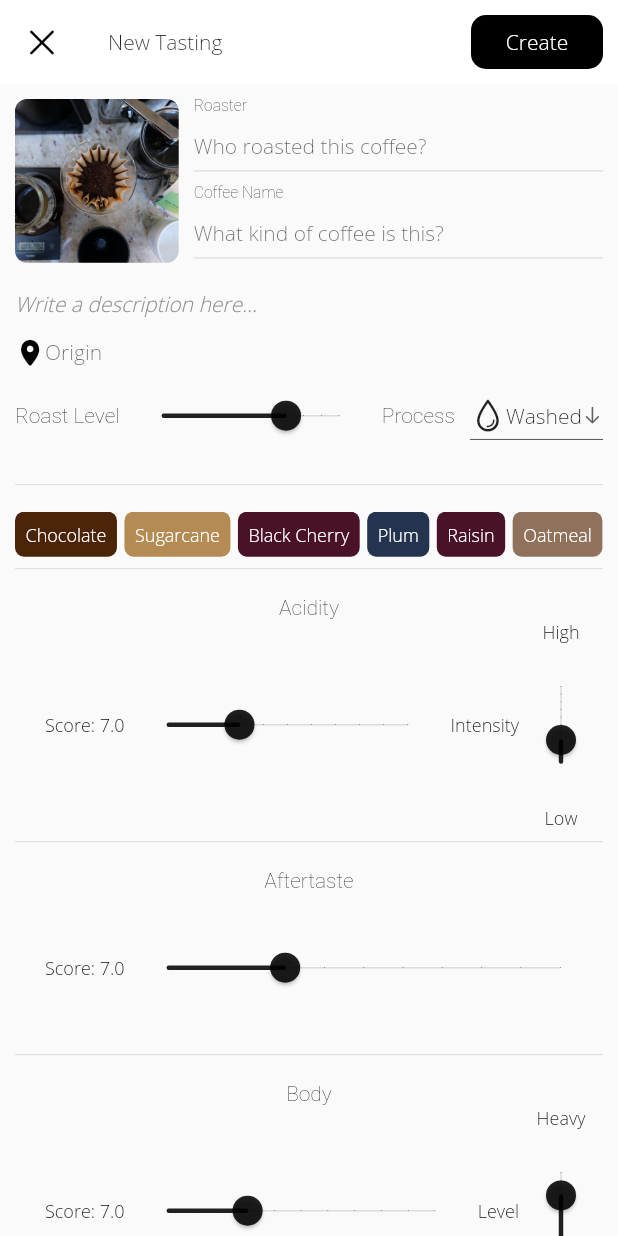
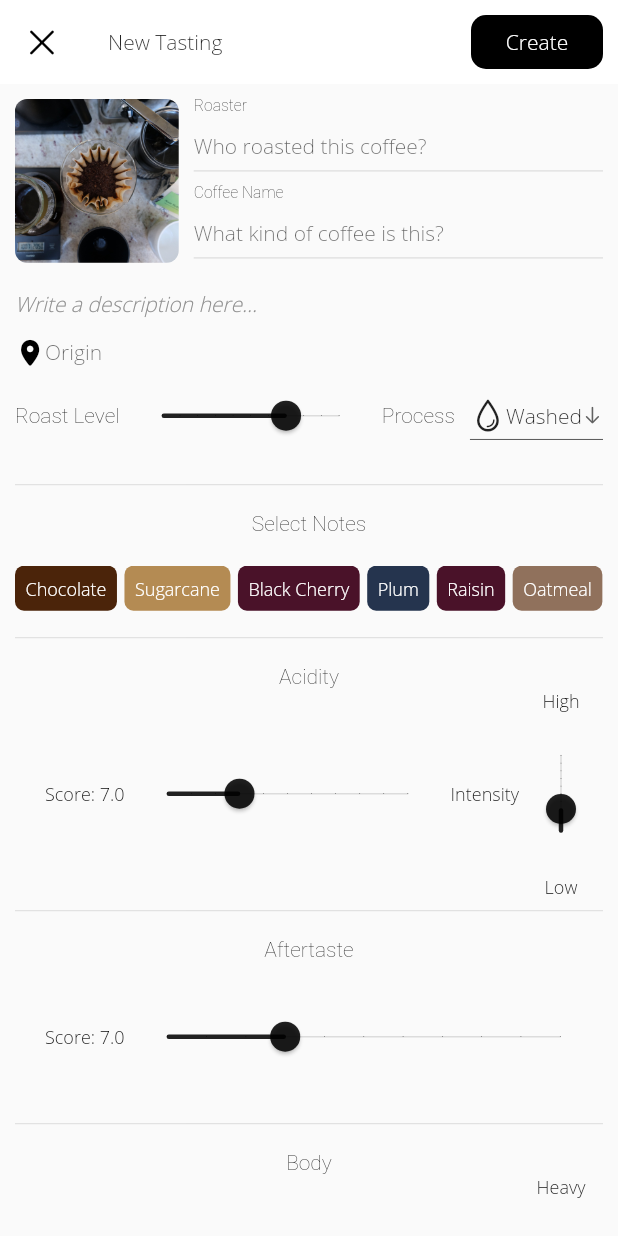
Before and after one commit to dangitstam/notes, a Flutter app: the CoffeeTastingCreateViewWidget screen opened directly, on a phone screen of 412 x 824 dp. Run offline on Flutter 3.47's test engine with Material 2 defaults, Android fonts, the phone set to English and light mode, and no system bars; our stand-ins replace bloc, equatable, flutter_bloc, sqflite; accounts and stored records are empty; Roboto replaces fonts that are missing (Baskerville).

Commit message:
interactive tasting notes

```diff
--- a/lib/src/coffee_tasting_create_view/bloc/coffee_tasting_create_bloc.dart
+++ b/lib/src/coffee_tasting_create_view/bloc/coffee_tasting_create_bloc.dart
@@ -37,6 +37,7 @@ class CoffeeTastingCreateBloc extends Bloc<CoffeeTastingCreateEvent, CoffeeTasti
             fragranceScore: 7.0,
             fragranceBreak: 7.0,
             fragranceDry: 7.0,
+            notes: <Note>[],
           ),
         ) {
     // Initialize the stream of notes.
@@ -97,6 +98,20 @@ class CoffeeTastingCreateBloc extends Bloc<CoffeeTastingCreateEvent, CoffeeTasti
       // Reflect in state whether the tasting was successfully inserted.
       var coffeeTastingId = await insertCoffeeTasting();
       yield state.copyWith(isCoffeeTastingInserted: coffeeTastingId > 0);
+    } else if (event is AddCoffeeTastingNoteEvent) {
+      // List<Note>.from makes a mutable copy of an immutable list.
+      var newNotes = List<Note>.from(state.notes);
+      newNotes.add(event.note);
+      print(newNotes);
+
+      yield state.copyWith(notes: newNotes, coffeeName: event.note.name);
+    } else if (event is RemoveCoffeeTastingNoteEvent) {
+      print('hello');
+      print('removing note: ${event.note.name}');
+      var newNotes = List<Note>.from(state.notes);
+      newNotes.remove(event.note);
+      print(newNotes);
+      yield state.copyWith(notes: newNotes);
     } else if (event is CoffeeNameEvent) {
       yield state.copyWith(coffeeName: event.coffeeName);
     } else if (event is DescriptionEvent) {
--- a/lib/src/coffee_tasting_create_view/bloc/coffee_tasting_create_event.dart
+++ b/lib/src/coffee_tasting_create_view/bloc/coffee_tasting_create_event.dart
@@ -4,6 +4,16 @@ part of 'coffee_tasting_create_bloc.dart';
 abstract class CoffeeTastingCreateEvent {}
 
 class InsertCoffeeTastingEvent extends CoffeeTastingCreateEvent {}
+
+class AddCoffeeTastingNoteEvent extends CoffeeTastingCreateEvent {
+  final Note note;
+  AddCoffeeTastingNoteEvent({this.note});
+}
+
+class RemoveCoffeeTastingNoteEvent extends CoffeeTastingCreateEvent {
+  final Note note;
+  RemoveCoffeeTastingNoteEvent({this.note});
+}
 
 class CoffeeNameEvent extends CoffeeTastingCreateEvent {
   final String coffeeName;
--- a/lib/src/coffee_tasting_create_view/bloc/coffee_tasting_create_state.dart
+++ b/lib/src/coffee_tasting_create_view/bloc/coffee_tasting_create_state.dart
@@ -19,6 +19,8 @@ class CoffeeTastingCreateState extends Equatable {
   final double fragranceBreak;
   final double fragranceDry;
 
+  final List<Note> notes;
+
   CoffeeTastingCreateState({
     this.isCoffeeTastingInserted,
     this.coffeeName,
@@ -36,6 +38,7 @@ class CoffeeTastingCreateState extends Equatable {
     this.fragranceScore,
     this.fragranceBreak,
     this.fragranceDry,
+    this.notes,
   });
 
   CoffeeTastingCreateState copyWith({
@@ -55,6 +58,7 @@ class CoffeeTastingCreateState extends Equatable {
     double fragranceScore,
     double fragranceBreak,
     double fragranceDry,
+    List<Note> notes,
   }) {
     return CoffeeTastingCreateState(
       isCoffeeTastingInserted: isCoffeeTastingInserted ?? this.isCoffeeTastingInserted,
@@ -73,6 +77,7 @@ class CoffeeTastingCreateState extends Equatable {
       fragranceScore: fragranceScore ?? this.fragranceScore,
       fragranceBreak: fragranceBreak ?? this.fragranceBreak,
       fragranceDry: fragranceDry ?? this.fragranceDry,
+      notes: notes ?? this.notes,
     );
   }
 
@@ -94,5 +99,6 @@ class CoffeeTastingCreateState extends Equatable {
         fragranceScore,
         fragranceBreak,
         fragranceDry,
+        notes,
       ];
 }
--- a/lib/src/coffee_tasting_create_view/coffee_tasting_create_view.dart
+++ b/lib/src/coffee_tasting_create_view/coffee_tasting_create_view.dart
@@ -2,6 +2,7 @@ import 'package:flutter/cupertino.dart';
 import 'package:flutter/material.dart';
 import 'package:flutter_bloc/flutter_bloc.dart';
 import 'package:notes/src/coffee_tasting_create_view/bloc/coffee_tasting_create_bloc.dart';
+import 'package:notes/src/coffee_tasting_create_view/interactive_tasting_note.dart';
 import 'package:notes/src/coffee_tasting_create_view/sca_criteria/acidity_widget.dart';
 import 'package:notes/src/coffee_tasting_create_view/sca_criteria/aftertaste.dart';
 import 'package:notes/src/coffee_tasting_create_view/sca_criteria/body_widget.dart';
@@ -186,6 +187,16 @@ class CoffeeTastingCreateViewWidget extends StatelessWidget {
               SizedBox(height: 10),
               Divider(),
               SizedBox(height: 10),
+              Text('Select Notes', style: subtitle_1()),
+              SizedBox(height: 10),
+              SingleChildScrollView(
+                scrollDirection: Axis.horizontal,
+                child: Row(
+                  children:
+                      context.watch<CoffeeTastingCreateBloc>().state.notes.map((e) => RemoveTastingNote(e)).toList(),
+                ),
+              ),
+              SizedBox(height: 10),
               StreamBuilder(
                 stream: BlocProvider.of<CoffeeTastingCreateBloc>(context).notes,
                 builder: (context, AsyncSnapshot<List<Note>> snapshot) {
@@ -194,11 +205,7 @@ class CoffeeTastingCreateViewWidget extends StatelessWidget {
                     return SingleChildScrollView(
                       scrollDirection: Axis.horizontal,
                       child: Row(
-                        children: notes.map(
-                          (e) {
-                            return TastingNote(e, changeTintOnTap: true);
-                          },
-                        ).toList(),
+                        children: notes.map((e) => AddTastingNote(e)).toList(),
                       ),
                     );
                   } else {
@@ -206,6 +213,7 @@ class CoffeeTastingCreateViewWidget extends StatelessWidget {
                   }
                 },
               ),
+              SizedBox(height: 10),
               Divider(),
               SizedBox(height: 10),
               AcidityWidget(),
--- /dev/null
+++ b/lib/src/coffee_tasting_create_view/interactive_tasting_note.dart
@@ -0,0 +1,82 @@
+import 'package:flutter/cupertino.dart';
+import 'package:flutter/material.dart';
+import 'package:flutter_bloc/flutter_bloc.dart';
+import 'package:notes/src/coffee_tasting_create_view/bloc/coffee_tasting_create_bloc.dart';
+import 'package:notes/src/data/model/note.dart';
+import 'package:notes/src/styles/typography.dart';
+
+class AddTastingNote extends StatefulWidget {
+  final Note note;
+
+  AddTastingNote(this.note);
+
+  @override
+  _AddTastingNoteState createState() => _AddTastingNoteState();
+}
+
+class _AddTastingNoteState extends State<AddTastingNote> {
+  bool _enabled = true;
+
+  @override
+  Widget build(BuildContext context) {
+    return BlocListener<CoffeeTastingCreateBloc, CoffeeTastingCreateState>(
+      listener: (context, state) {
+        if (!state.notes.contains(widget.note)) {
+          _enabled = true;
+        }
+      },
+      child: GestureDetector(
+        onTap: _enabled
+            ? () {
+                context.read<CoffeeTastingCreateBloc>().add(AddCoffeeTastingNoteEvent(note: widget.note));
+                _enabled = false;
+              }
+            : null,
+        child: Container(
+          child: Text('${widget.note.name}', style: caption(color: Colors.white)),
+          margin: const EdgeInsets.only(right: 5.0),
+          decoration: BoxDecoration(
+              borderRadius: BorderRadius.all(Radius.circular(6.0)),
+              color: _enabled ? widget.note.fromHex() : widget.note.fromHex().withOpacity(0.7)),
+          padding: EdgeInsets.all(7.0),
+        ),
+      ),
+    );
+  }
+}
+
+class RemoveTastingNote extends StatelessWidget {
+  final Note note;
+  RemoveTastingNote(this.note);
+
+  @override
+  Widget build(BuildContext context) {
+    return BlocBuilder<CoffeeTastingCreateBloc, CoffeeTastingCreateState>(
+      builder: (context, state) {
+        return GestureDetector(
+          onTap: () {
+            context.read<CoffeeTastingCreateBloc>().add(
+                  RemoveCoffeeTastingNoteEvent(note: note),
+                );
+          },
+          child: Container(
+            child: Row(
+              children: [
+                Icon(
+                  CupertinoIcons.xmark,
+                  color: Colors.white,
+                  size: 10,
+                ),
+                SizedBox(width: 5),
+                Text('${note.name}', style: caption(color: Colors.white)),
+              ],
+            ),
+            margin: const EdgeInsets.only(right: 5.0),
+            decoration: BoxDecoration(borderRadius: BorderRadius.all(Radius.circular(6.0)), color: note.fromHex()),
+            padding: EdgeInsets.all(7.0),
+          ),
+        );
+      },
+    );
+  }
+}
--- a/lib/src/data/model/note.dart
+++ b/lib/src/data/model/note.dart
@@ -1,10 +1,11 @@
+import 'package:equatable/equatable.dart';
 import 'package:flutter/cupertino.dart';
 import 'package:flutter/material.dart';
 
-class Note {
+class Note extends Equatable {
   final int id;
-  String name;
-  String color;
+  final String name;
+  final String color;
 
   Note({this.id, this.name, this.color});
 
@@ -36,4 +37,8 @@ class Note {
   String toString() {
     return '$name';
   }
+
+  @override
+  // TODO: implement props
+  List<Object> get props => [id, name, color];
 }
--- a/lib/src/util.dart
+++ b/lib/src/util.dart
@@ -29,41 +29,21 @@ class EditableTextWithCaptionWidget extends StatelessWidget {
 
 /// Given a tasting note, creates a widget containing the note name
 /// filled with the note's color.
-///
-/// Optionally allows lightening color on tap.
-class TastingNote extends StatefulWidget {
+class TastingNote extends StatelessWidget {
   final Note note;
-  final bool changeTintOnTap;
 
-  bool flip = false;
-
-  TastingNote(this.note, {this.changeTintOnTap = false});
-
-  @override
-  _TastingNoteState createState() => _TastingNoteState();
-}
-
-class _TastingNoteState extends State<TastingNote> {
-  bool _active = false;
+  TastingNote(this.note);
 
   @override
   Widget build(BuildContext context) {
-    return GestureDetector(
-      onTap: () {
-        if (widget.changeTintOnTap) {
-          setState(() {
-            _active = !_active;
-          });
-        }
-      },
-      child: Container(
-        child: Text('${widget.note.name}', style: caption(color: Colors.white)),
-        margin: const EdgeInsets.only(right: 5.0),
-        decoration: BoxDecoration(
-            borderRadius: BorderRadius.all(Radius.circular(6.0)),
-            color: _active ? widget.note.fromHex().withOpacity(0.7) : widget.note.fromHex()),
-        padding: EdgeInsets.all(7.0),
+    return Container(
+      child: Text('${note.name}', style: caption(color: Colors.white)),
+      margin: const EdgeInsets.only(right: 5.0),
+      decoration: BoxDecoration(
+        borderRadius: BorderRadius.all(Radius.circular(6.0)),
+        color: note.fromHex(),
       ),
+      padding: EdgeInsets.all(7.0),
     );
   }
 }
```
